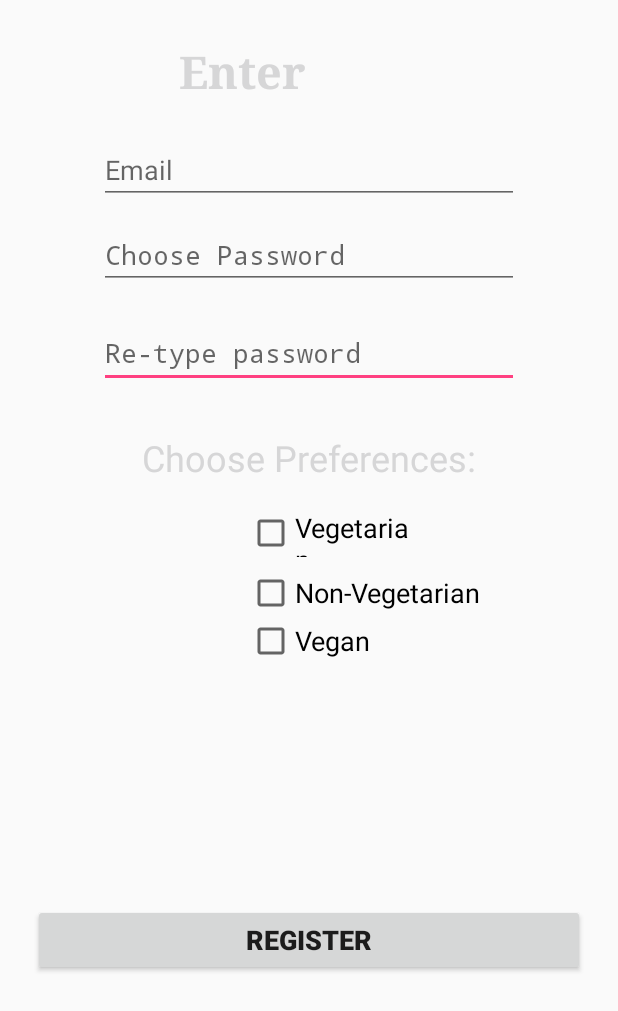
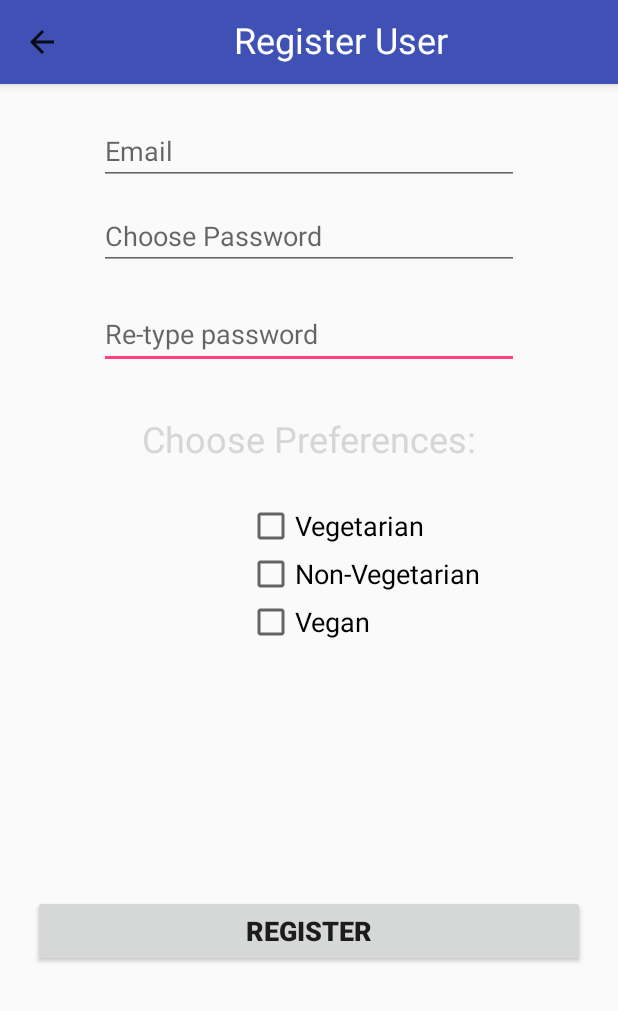
Before and after one commit to piyushmishra0894/What-s_Cookin-, an Android app: the RegisterUserActivity screen opened directly, with no data from a screen before it, on a phone screen of 412 x 824 dp. Shown: the top 1011 px of the screen. Run offline under Robolectric (Android 15) with nearby library versions, the phone set to English and light mode, and no system bars; our stand-ins replace Firebase (no records; nobody signed in at launch, a user with empty details on screens opened directly).

Commit message:
Modified Registration page

```diff
--- a/app/build.gradle
+++ b/app/build.gradle
@@ -29,6 +29,8 @@ dependencies {
     testImplementation 'junit:junit:4.12'
     //androidTestImplementation 'com.android.support.test:runner:1.0.1'
     androidTestImplementation 'com.android.support.test.espresso:espresso-core:3.0.1'
+    implementation 'com.android.support:design:27.1.1'
+    implementation 'com.android.support:appcompat-v7:21.0.3'
 }
 
 apply plugin: 'com.google.gms.google-services'
--- a/app/src/main/AndroidManifest.xml
+++ b/app/src/main/AndroidManifest.xml
@@ -39,11 +39,11 @@
             </intent-filter>
         </activity>
 
-        <activity android:name=".RegisterUserActivity">
-            <!--<intent-filter>-->
-                <!--<action android:name="com.package.name.REGISTER"/>-->
-                <!--<category android:name="android.intent.category.DEFAULT" />-->
-            <!--</intent-filter>-->
+        <activity android:name=".RegisterUserActivity"
+            android:parentActivityName=".MainActivity">
+            <meta-data
+                android:name="android.support.PARENT_ACTIVITY"
+                android:value="com.ncsu.pmishra.whatscookin.MainActivity" />
         </activity>
     </application>
 
--- a/app/src/main/java/com/ncsu/pmishra/whatscookin/RegisterUserActivity.java
+++ b/app/src/main/java/com/ncsu/pmishra/whatscookin/RegisterUserActivity.java
@@ -3,6 +3,7 @@ package com.ncsu.pmishra.whatscookin;
 import android.app.Activity;
 import android.os.Bundle;
 import android.support.annotation.NonNull;
+import android.support.v7.app.AppCompatActivity;
 import android.text.TextUtils;
 import android.view.View;
 import android.widget.Button;
@@ -10,6 +11,7 @@ import android.widget.CheckBox;
 import android.widget.EditText;
 import android.widget.ProgressBar;
 import android.widget.Toast;
+import android.widget.Toolbar;
 
 import com.google.android.gms.tasks.OnCompleteListener;
 import com.google.android.gms.tasks.Task;
@@ -18,7 +20,7 @@ import com.google.firebase.auth.FirebaseAuth;
 
 import java.util.ArrayList;
 
-public class RegisterUserActivity extends Activity {
+public class RegisterUserActivity extends AppCompatActivity {
 
     private Button registerButton;
     private EditText editTextEmail;
@@ -34,6 +36,11 @@ public class RegisterUserActivity extends Activity {
     protected void onCreate(Bundle savedInstanceState) {
         super.onCreate(savedInstanceState);
         setContentView(R.layout.activity_registeruser);
+
+        android.support.v7.widget.Toolbar registerToolbar = (android.support.v7.widget.Toolbar) findViewById(R.id.register_toolbar);
+        setSupportActionBar(registerToolbar);
+        getSupportActionBar().setDisplayHomeAsUpEnabled(true);
+        getSupportActionBar().setHomeButtonEnabled(true);
 
         firebaseAuth = FirebaseAuth.getInstance();
 
--- a/app/src/main/res/layout/activity_main.xml
+++ b/app/src/main/res/layout/activity_main.xml
@@ -70,13 +70,13 @@
 
     <TextView
         android:id="@+id/appName_lbl"
-        android:layout_width="200dp"
-        android:layout_height="50dp"
+        android:layout_width="270dp"
+        android:layout_height="60dp"
         android:layout_marginTop="55dp"
         android:text="What'sCookin'"
         android:textAppearance="@style/TextAppearance.AppCompat.Large"
         android:textColor="#006699"
-        android:textSize="36sp"
+        android:textSize="50sp"
         android:visibility="visible"
         app:fontFamily="cursive"
         app:layout_constraintEnd_toEndOf="parent"
--- a/app/src/main/res/layout/activity_registeruser.xml
+++ b/app/src/main/res/layout/activity_registeruser.xml
@@ -6,6 +6,25 @@
     android:layout_width="match_parent"
     android:layout_height="match_parent"
     tools:context=".RegisterUserActivity">
+
+    <android.support.v7.widget.Toolbar
+        android:id="@+id/register_toolbar"
+        android:layout_width="match_parent"
+        android:layout_height="?attr/actionBarSize"
+        android:background="?attr/colorPrimary"
+        android:elevation="4dp"
+        android:theme="@style/ThemeOverlay.AppCompat.ActionBar"
+        app:popupTheme="@style/ThemeOverlay.AppCompat.Light">
+
+        <TextView
+            android:id="@+id/toolbar_title"
+            android:layout_width="150dp"
+            android:layout_height="35dp"
+            android:layout_marginHorizontal="100dp"
+            android:text="Register User"
+            android:textColor="#FFFFFF"
+            android:textSize="24dp" />
+    </android.support.v7.widget.Toolbar>
 
     <ProgressBar
         android:id="@+id/progressBar1"
@@ -44,7 +63,7 @@
         app:layout_constraintEnd_toEndOf="@+id/registerPassword"
         app:layout_constraintHorizontal_bias="0.5"
         app:layout_constraintStart_toStartOf="@+id/registerPassword"
-            app:layout_constraintTop_toBottomOf="@+id/enterDetailsText"/>
+        app:layout_constraintTop_toBottomOf="@+id/register_toolbar" />
 
     <EditText
         android:id="@+id/registerPassword"
@@ -59,23 +78,6 @@
         app:layout_constraintStart_toStartOf="@+id/confirmPassword"
         app:layout_constraintTop_toBottomOf="@+id/registerEmail" />
 
-        <TextView
-            android:id="@+id/enterDetailsText"
-            android:layout_width="174dp"
-            android:layout_height="41dp"
-            android:layout_marginBottom="22dp"
-            android:layout_marginTop="27dp"
-            android:text="Enter Details"
-            android:textColor="@color/com_facebook_blue"
-            android:textSize="30sp"
-            android:textStyle="bold"
-            android:typeface="serif"
-            app:fontFamily="sans-serif"
-            app:layout_constraintBottom_toTopOf="@+id/registerEmail"
-            app:layout_constraintEnd_toEndOf="@+id/registerEmail"
-            app:layout_constraintHorizontal_bias="0.5"
-            app:layout_constraintStart_toStartOf="@+id/registerEmail"
-            app:layout_constraintTop_toTopOf="parent" />
 
     <TextView
         android:id="@+id/preferenceLbl"
@@ -108,7 +110,7 @@
 
     <CheckBox
         android:id="@+id/nonvegCheckbox"
-                android:layout_width="157dp"
+        android:layout_width="wrap_content"
         android:layout_height="32dp"
         android:onClick="selectPreference"
         android:text="Non-Vegetarian"
@@ -118,7 +120,7 @@
 
     <CheckBox
         android:id="@+id/veganCheckbox"
-                android:layout_width="83dp"
+        android:layout_width="wrap_content"
         android:layout_height="32dp"
         android:layout_marginBottom="15dp"
         android:onClick="selectPreference"
@@ -131,9 +133,8 @@
 
     <CheckBox
         android:id="@+id/vegCheckbox"
-                android:layout_width="118dp"
+        android:layout_width="wrap_content"
         android:layout_height="32dp"
-                android:layout_marginBottom="8dp"
         android:checked="false"
         android:onClick="selectPreference"
         android:text="Vegetarian"
@@ -147,14 +148,16 @@
         android:layout_height="wrap_content"
         android:layout_marginBottom="45dp"
         android:layout_marginTop="16dp"
+        android:onClick="onButtonClick"
         android:text="Register"
         android:textSize="18sp"
         android:textStyle="bold"
-                android:onClick="onButtonClick"
         app:layout_constraintBottom_toBottomOf="parent"
         app:layout_constraintEnd_toEndOf="parent"
         app:layout_constraintHorizontal_bias="0.5"
         app:layout_constraintStart_toStartOf="parent"
         app:layout_constraintTop_toBottomOf="@+id/view" />
 
+
+
 </android.support.constraint.ConstraintLayout>
```
Lines whose indentation alone changed are shown as unchanged.
